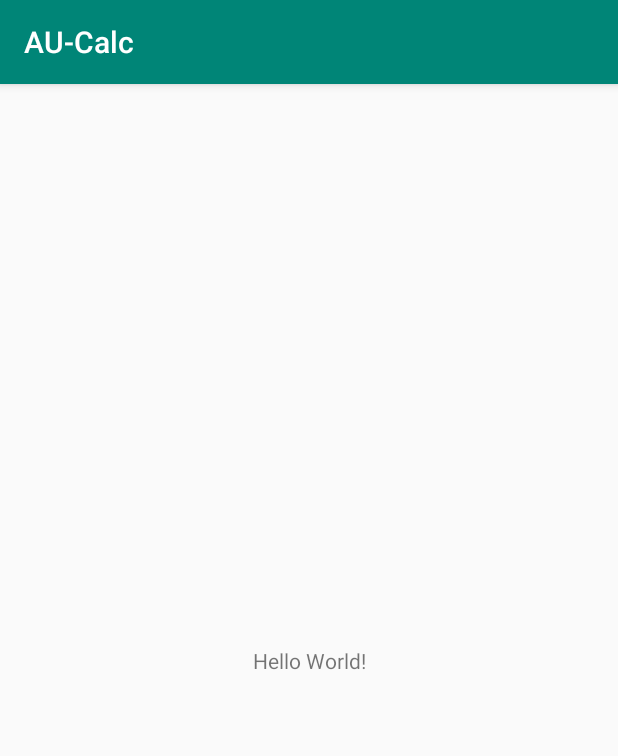
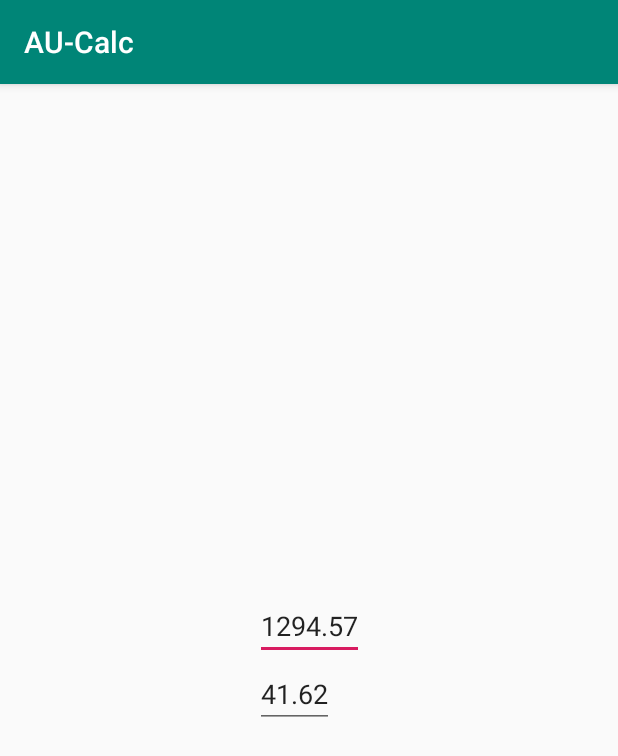
Before and after one commit to DanishCaptain/aucalc, an Android app: the screen it shows after launch (MainActivity), on a phone screen of 412 x 824 dp. Shown: the top 756 px of the screen. Run offline under Robolectric (Android 15) with nearby library versions, the phone set to English and light mode, and no system bars.

Commit message:
first fields

```diff
--- a/app/src/main/java/org/mendybot/android/aucalc/MainActivity.java
+++ b/app/src/main/java/org/mendybot/android/aucalc/MainActivity.java
@@ -2,12 +2,23 @@ package org.mendybot.android.aucalc;
 
 import android.support.v7.app.AppCompatActivity;
 import android.os.Bundle;
+import android.widget.EditText;
+import android.widget.TextView;
 
 public class MainActivity extends AppCompatActivity {
+    private static final double G_OZT_FACTOR = 31.103715338797;
 
     @Override
     protected void onCreate(Bundle savedInstanceState) {
         super.onCreate(savedInstanceState);
         setContentView(R.layout.activity_main);
+
+        EditText etAuOzt = (EditText) findViewById(R.id.au_price_ozt);
+        EditText etAuG = (EditText) findViewById(R.id.au_price_g);
+        long auOzt = Math.round(Double.parseDouble(etAuOzt.getText().toString())*100d);
+        long auG = Math.round(auOzt / G_OZT_FACTOR);
+        etAuG.setText(Double.toString(auG/100d));
+
     }
+
 }
--- a/app/src/main/res/layout/activity_main.xml
+++ b/app/src/main/res/layout/activity_main.xml
@@ -6,13 +6,31 @@
     android:layout_height="match_parent"
     tools:context=".MainActivity">
 
-    <TextView
+
+
+
+    <LinearLayout xmlns:android="http://schemas.android.com/apk/res/android"
         android:layout_width="wrap_content"
         android:layout_height="wrap_content"
-        android:text="Hello World!"
+        android:orientation="vertical"
         app:layout_constraintBottom_toBottomOf="parent"
         app:layout_constraintLeft_toLeftOf="parent"
         app:layout_constraintRight_toRightOf="parent"
-        app:layout_constraintTop_toTopOf="parent" />
+        app:layout_constraintTop_toTopOf="parent"
+        >
+
+        <EditText
+            android:id="@+id/au-price-ozt"
+            android:layout_width="wrap_content"
+            android:layout_height="wrap_content"
+            android:text="1294.57"
+            />
+
+        <EditText
+            android:id="@+id/au-price-g"
+            android:layout_width="wrap_content"
+            android:layout_height="wrap_content"
+            />
+    </LinearLayout>
 
 </android.support.constraint.ConstraintLayout>
```
